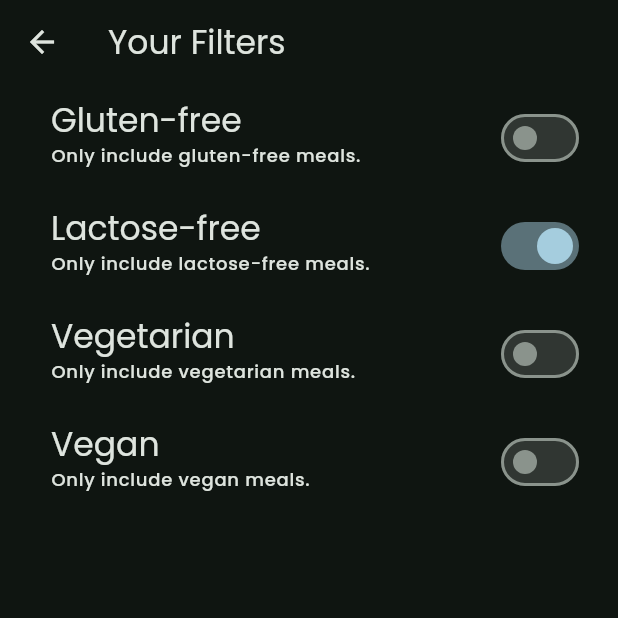
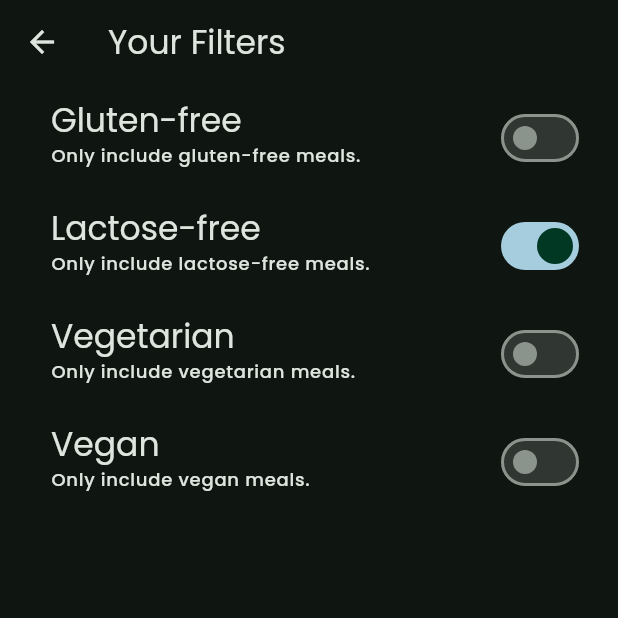
Before and after one commit to ZKBorja/CSIT284-Borja, a Flutter app: the FiltersScreen screen opened directly with empty values, after a tap on "Lactose-free", on a phone screen of 412 x 824 dp, the top half of it. Run offline on Flutter 3.47's test engine with Material 3 defaults, Android fonts, the phone set to English and light mode, and no system bars; our stand-ins replace google_fonts, transparent_image; statements that could not run were skipped.

Commit message:
Made some adjustments

```diff
--- a/meals2/lib/screens/filters.dart
+++ b/meals2/lib/screens/filters.dart
@@ -1,7 +1,6 @@
 import 'package:flutter/material.dart';
 
-// import 'package:meals/screens/tabs.dart';
-// import 'package:meals/widgets/main_drawer.dart';
+
 
 enum Filter {
   glutenFree,
@@ -42,27 +41,17 @@ class _FiltersScreenState extends State<FiltersScreen> {
       appBar: AppBar(
         title: const Text('Your Filters'),
       ),
-      // drawer: MainDrawer(
-      //   onSelectScreen: (identifier) {
-      //     Navigator.of(context).pop();
-      //     if (identifier == 'meals') {
-      //       Navigator.of(context).pushReplacement(
-      //         MaterialPageRoute(
-      //           builder: (ctx) => const TabsScreen(),
-      //         ),
-      //       );
-      //     }
-      //   },
-      // ),
-      body: WillPopScope(
-        onWillPop: () async {
+
+     body: PopScope(
+  canPop: false,
+  onPopInvokedWithResult: (bool didPop, dynamic result) {
+    if (didPop) return;
     Navigator.of(context).pop({
       Filter.glutenFree: _glutenFreeFilterSet,
       Filter.lactoseFree: _lactoseFreeFilterSet,
       Filter.vegetarian: _vegetarianFilterSet,
       Filter.vegan: _veganFilterSet,
     });
-          return false;
   },
         child: Column(
           children: [
@@ -76,16 +65,16 @@ class _FiltersScreenState extends State<FiltersScreen> {
               title: Text(
                 'Gluten-free',
                 style: Theme.of(context).textTheme.titleLarge!.copyWith(
-                      color: Theme.of(context).colorScheme.onBackground,
+                      color: Theme.of(context).colorScheme.onSurface,
                     ),
               ),
               subtitle: Text(
                 'Only include gluten-free meals.',
                 style: Theme.of(context).textTheme.labelMedium!.copyWith(
-                      color: Theme.of(context).colorScheme.onBackground,
+                      color: Theme.of(context).colorScheme.onSurface,
                     ),
               ),
-              activeColor: Theme.of(context).colorScheme.tertiary,
+              activeTrackColor: Theme.of(context).colorScheme.tertiary,
               contentPadding: const EdgeInsets.only(left: 34, right: 22),
             ),
             SwitchListTile(
@@ -98,16 +87,16 @@ class _FiltersScreenState extends State<FiltersScreen> {
               title: Text(
                 'Lactose-free',
                 style: Theme.of(context).textTheme.titleLarge!.copyWith(
-                      color: Theme.of(context).colorScheme.onBackground,
+                      color: Theme.of(context).colorScheme.onSurface,
                     ),
               ),
               subtitle: Text(
                 'Only include lactose-free meals.',
                 style: Theme.of(context).textTheme.labelMedium!.copyWith(
-                      color: Theme.of(context).colorScheme.onBackground,
+                      color: Theme.of(context).colorScheme.onSurface,
                     ),
               ),
-              activeColor: Theme.of(context).colorScheme.tertiary,
+              activeTrackColor: Theme.of(context).colorScheme.tertiary,
               contentPadding: const EdgeInsets.only(left: 34, right: 22),
             ),
             SwitchListTile(
@@ -120,16 +109,16 @@ class _FiltersScreenState extends State<FiltersScreen> {
               title: Text(
                 'Vegetarian',
                 style: Theme.of(context).textTheme.titleLarge!.copyWith(
-                      color: Theme.of(context).colorScheme.onBackground,
+                      color: Theme.of(context).colorScheme.onSurface,
                     ),
               ),
               subtitle: Text(
                 'Only include vegetarian meals.',
                 style: Theme.of(context).textTheme.labelMedium!.copyWith(
-                      color: Theme.of(context).colorScheme.onBackground,
+                      color: Theme.of(context).colorScheme.onSurface,
                     ),
               ),
-              activeColor: Theme.of(context).colorScheme.tertiary,
+              activeTrackColor: Theme.of(context).colorScheme.tertiary,
               contentPadding: const EdgeInsets.only(left: 34, right: 22),
             ),
             SwitchListTile(
@@ -142,16 +131,16 @@ class _FiltersScreenState extends State<FiltersScreen> {
               title: Text(
                 'Vegan',
                 style: Theme.of(context).textTheme.titleLarge!.copyWith(
-                      color: Theme.of(context).colorScheme.onBackground,
+                      color: Theme.of(context).colorScheme.onSurface,
                     ),
               ),
               subtitle: Text(
                 'Only include vegan meals.',
                 style: Theme.of(context).textTheme.labelMedium!.copyWith(
-                      color: Theme.of(context).colorScheme.onBackground,
+                      color: Theme.of(context).colorScheme.onSurface,
                     ),
               ),
-              activeColor: Theme.of(context).colorScheme.tertiary,
+              activeTrackColor: Theme.of(context).colorScheme.tertiary,
               contentPadding: const EdgeInsets.only(left: 34, right: 22),
             ),
           ],
--- a/meals2/lib/screens/meal_details.dart
+++ b/meals2/lib/screens/meal_details.dart
@@ -45,7 +45,7 @@ class MealDetailsScreen extends StatelessWidget {
                 Text(
                   ingredient,
                   style: Theme.of(context).textTheme.bodyMedium!.copyWith(
-                        color: Theme.of(context).colorScheme.onBackground,
+                        color: Theme.of(context).colorScheme.onSurface,
                       ),
                 ),
               const SizedBox(height: 24),
@@ -67,7 +67,7 @@ class MealDetailsScreen extends StatelessWidget {
                     step,
                     textAlign: TextAlign.center,
                     style: Theme.of(context).textTheme.bodyMedium!.copyWith(
-                          color: Theme.of(context).colorScheme.onBackground,
+                          color: Theme.of(context).colorScheme.onSurface,
                         ),
                   ),
                 ),
--- a/meals2/lib/screens/meals.dart
+++ b/meals2/lib/screens/meals.dart
@@ -36,14 +36,14 @@ class MealsScreen extends StatelessWidget {
           Text(
             'Uh oh ... nothing here!',
             style: Theme.of(context).textTheme.headlineLarge!.copyWith(
-                  color: Theme.of(context).colorScheme.onBackground,
+                  color: Theme.of(context).colorScheme.onSurface,
                 ),
           ),
           const SizedBox(height: 16),
           Text(
             'Try selecting a different category!',
             style: Theme.of(context).textTheme.bodyLarge!.copyWith(
-                  color: Theme.of(context).colorScheme.onBackground,
+                  color: Theme.of(context).colorScheme.onSurface,
                 ),
           ),
         ],
```
Also changed, not shown: meals2/lib/widgets/main_drawer.dart (+5 -5 lines). Lines whose indentation alone changed are shown as unchanged.
